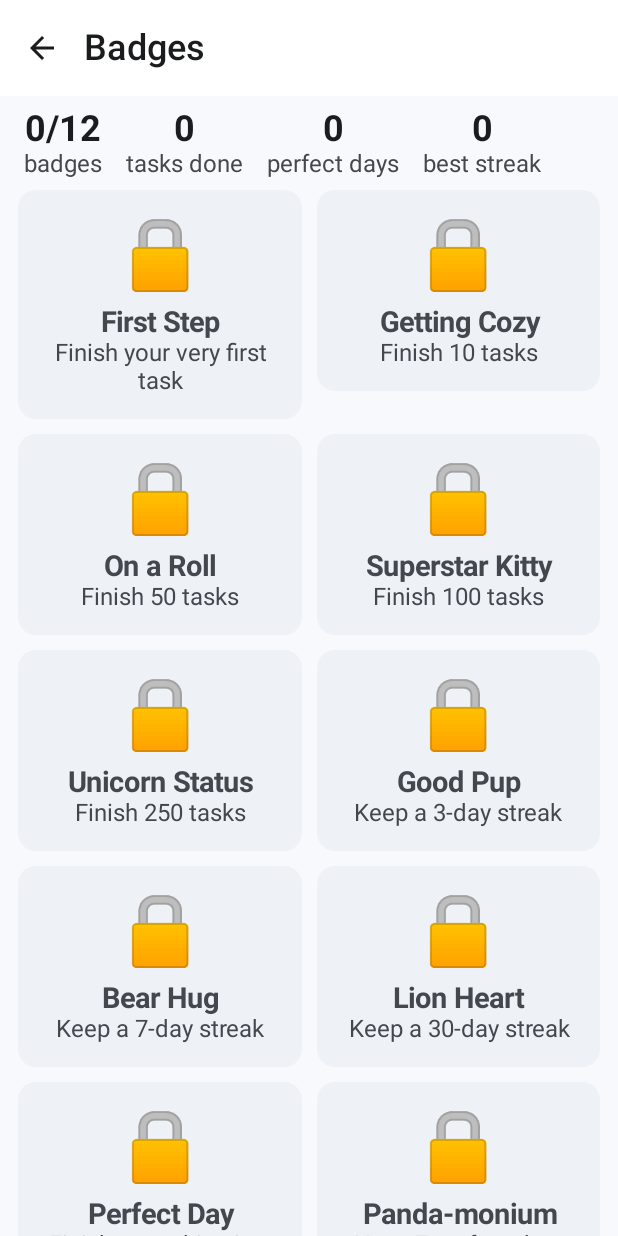
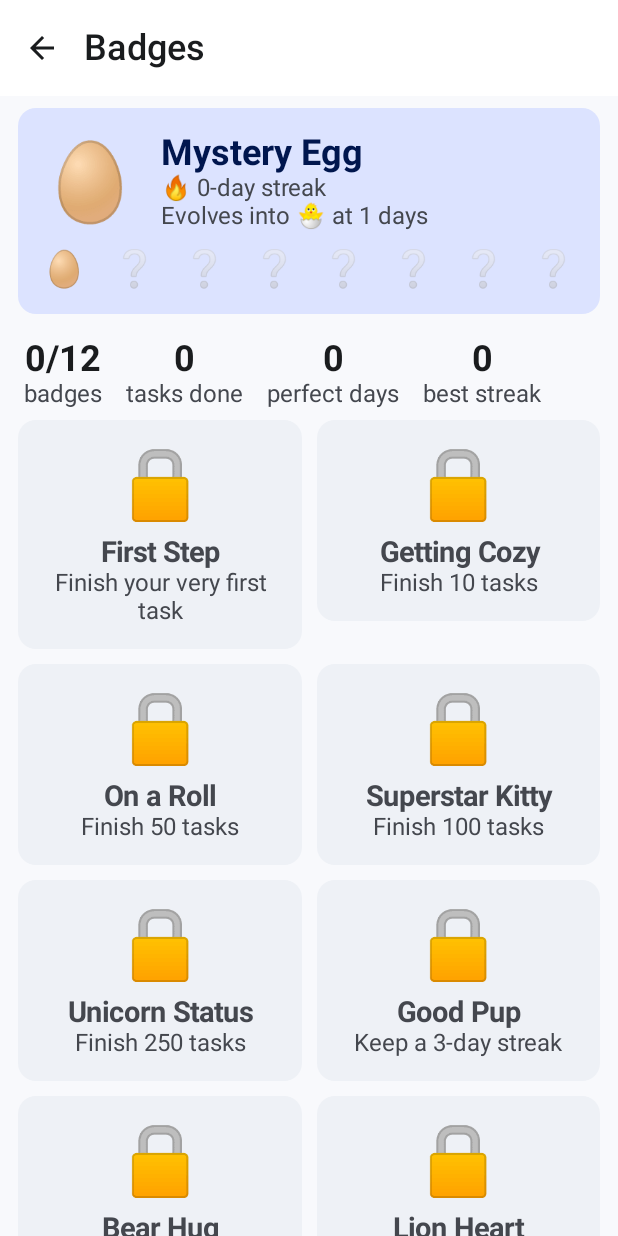
Before and after one commit to thedickestrick/block-schedule, an Android app built with Jetpack Compose: the composable AchievementsScreen shown on its own in the app's theme, on a phone screen of 412 x 824 dp. Run offline under Robolectric (Android 15) with nearby library versions, the phone set to English and light mode, and no system bars; network calls fail; 1 statement that could not run was skipped.

Commit message:
Streak buddy evolutions + sassy brat check
- Buddy that evolves with the streak (egg to dragon), shown in header + Badges ladder,
  with an evolution celebration popup
- Brat check: detects rapid speed-tapping and a cheeky character asks if she really did
  it; 'busted' quietly undoes the last completion

Co-Authored-By: Claude Opus 4.8 <noreply@anthropic.com>

```diff
--- /dev/null
+++ b/app/src/main/java/com/blockschedule/game/Buddy.kt
@@ -0,0 +1,33 @@
+package com.blockschedule.game
+
+/** A form of the streak buddy — it evolves into cuter/cooler animals as the streak grows. */
+data class BuddyForm(val minStreak: Int, val emoji: String, val name: String)
+
+/**
+ * The companion that grows with the daily streak. Each milestone evolves it into a new
+ * animal — something to nurture and not want to lose.
+ */
+object Buddy {
+    val FORMS = listOf(
+        BuddyForm(0, "🥚", "Mystery Egg"),
+        BuddyForm(1, "🐣", "Lil' Hatchling"),
+        BuddyForm(3, "🐰", "Hoppy Bun"),
+        BuddyForm(7, "🦊", "Clever Fox"),
+        BuddyForm(14, "🐯", "Brave Tiger"),
+        BuddyForm(30, "🦁", "Lion Heart"),
+        BuddyForm(60, "🦄", "Magic Unicorn"),
+        BuddyForm(100, "🐉", "Mighty Dragon")
+    )
+
+    fun formFor(streak: Int): BuddyForm = FORMS.last { streak >= it.minStreak }
+
+    /** The next form to grow into, or null if fully evolved. */
+    fun nextForm(streak: Int): BuddyForm? = FORMS.firstOrNull { it.minStreak > streak }
+
+    /** True if [newStreak] crossed into a new form versus [oldStreak]. */
+    fun evolvedForm(oldStreak: Int, newStreak: Int): BuddyForm? {
+        val before = formFor(oldStreak)
+        val after = formFor(newStreak)
+        return if (after.name != before.name) after else null
+    }
+}
--- a/app/src/main/java/com/blockschedule/game/GameState.kt
+++ b/app/src/main/java/com/blockschedule/game/GameState.kt
@@ -19,4 +19,6 @@ sealed interface GameEvent {
     data object DayCompleted : GameEvent
     data class AchievementUnlocked(val achievement: Achievement) : GameEvent
     data class DanceParty(val message: String) : GameEvent
+    data class BuddyEvolved(val form: BuddyForm) : GameEvent
+    data object BratCheck : GameEvent
 }
--- a/app/src/main/java/com/blockschedule/ui/AchievementsScreen.kt
+++ b/app/src/main/java/com/blockschedule/ui/AchievementsScreen.kt
@@ -8,6 +8,7 @@ import androidx.compose.foundation.layout.fillMaxSize
 import androidx.compose.foundation.layout.fillMaxWidth
 import androidx.compose.foundation.layout.height
 import androidx.compose.foundation.layout.padding
+import androidx.compose.foundation.layout.width
 import androidx.compose.foundation.lazy.grid.GridCells
 import androidx.compose.foundation.lazy.grid.LazyVerticalGrid
 import androidx.compose.foundation.lazy.grid.items
@@ -26,6 +27,7 @@ import androidx.compose.runtime.Composable
 import androidx.compose.runtime.getValue
 import androidx.compose.ui.Alignment
 import androidx.compose.ui.Modifier
+import androidx.compose.ui.graphics.graphicsLayer
 import androidx.compose.ui.text.font.FontWeight
 import androidx.compose.ui.text.style.TextAlign
 import androidx.compose.ui.unit.dp
@@ -54,6 +56,8 @@ fun AchievementsScreen(vm: TaskViewModel, onBack: () -> Unit) {
         }
     ) { padding ->
         Column(Modifier.padding(padding).fillMaxSize()) {
+            BuddyCard(game.streak)
+
             Row(
                 Modifier.fillMaxWidth().padding(horizontal = 16.dp, vertical = 8.dp),
                 horizontalArrangement = Arrangement.spacedBy(16.dp)
@@ -73,6 +77,51 @@ fun AchievementsScreen(vm: TaskViewModel, onBack: () -> Unit) {
             ) {
                 items(Achievements.ALL, key = { it.id }) { a ->
                     BadgeCard(a, earned = a.id in unlocked)
+                }
+            }
+        }
+    }
+}
+
+@Composable
+private fun BuddyCard(streak: Int) {
+    val buddy = com.blockschedule.game.Buddy.formFor(streak)
+    val next = com.blockschedule.game.Buddy.nextForm(streak)
+    Card(
+        modifier = Modifier.fillMaxWidth().padding(horizontal = 12.dp, vertical = 8.dp),
+        colors = CardDefaults.cardColors(containerColor = MaterialTheme.colorScheme.primaryContainer)
+    ) {
+        Column(Modifier.padding(16.dp)) {
+            Row(verticalAlignment = Alignment.CenterVertically) {
+                Text(buddy.emoji, fontSize = 52.sp)
+                Spacer(Modifier.width(14.dp))
+                Column(Modifier.weight(1f)) {
+                    Text(buddy.name, style = MaterialTheme.typography.titleLarge, fontWeight = FontWeight.Bold)
+                    Text(
+                        "🔥 $streak-day streak",
+                        style = MaterialTheme.typography.bodyMedium,
+                        color = MaterialTheme.colorScheme.onSurfaceVariant
+                    )
+                    Text(
+                        if (next != null) "Evolves into ${next.emoji} at ${next.minStreak} days"
+                        else "Fully evolved — legendary! 🎉",
+                        style = MaterialTheme.typography.bodyMedium,
+                        color = MaterialTheme.colorScheme.onSurfaceVariant
+                    )
+                }
+            }
+            Spacer(Modifier.height(12.dp))
+            Row(
+                Modifier.fillMaxWidth(),
+                horizontalArrangement = Arrangement.SpaceBetween
+            ) {
+                com.blockschedule.game.Buddy.FORMS.forEach { f ->
+                    val reached = streak >= f.minStreak
+                    Text(
+                        if (reached) f.emoji else "❔",
+                        fontSize = 24.sp,
+                        modifier = Modifier.graphicsLayer { alpha = if (reached) 1f else 0.5f }
+                    )
                 }
             }
         }
```
Also changed, not shown: app/src/main/java/com/blockschedule/game/CompletionManager.kt (+10 -3 lines), app/src/main/java/com/blockschedule/ui/GameUi.kt (+59 -3 lines), app/src/main/java/com/blockschedule/ui/TaskViewModel.kt (+37 -1 lines), app/src/main/java/com/blockschedule/ui/TodayScreen.kt (+21 -0 lines), 1 other file.
